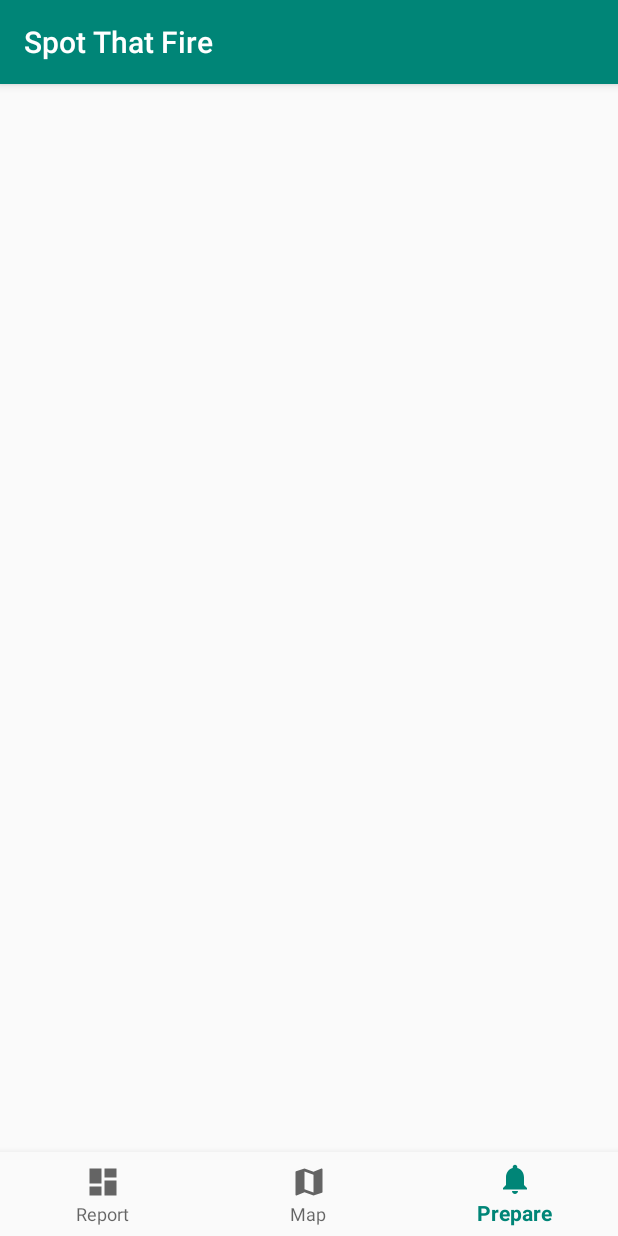
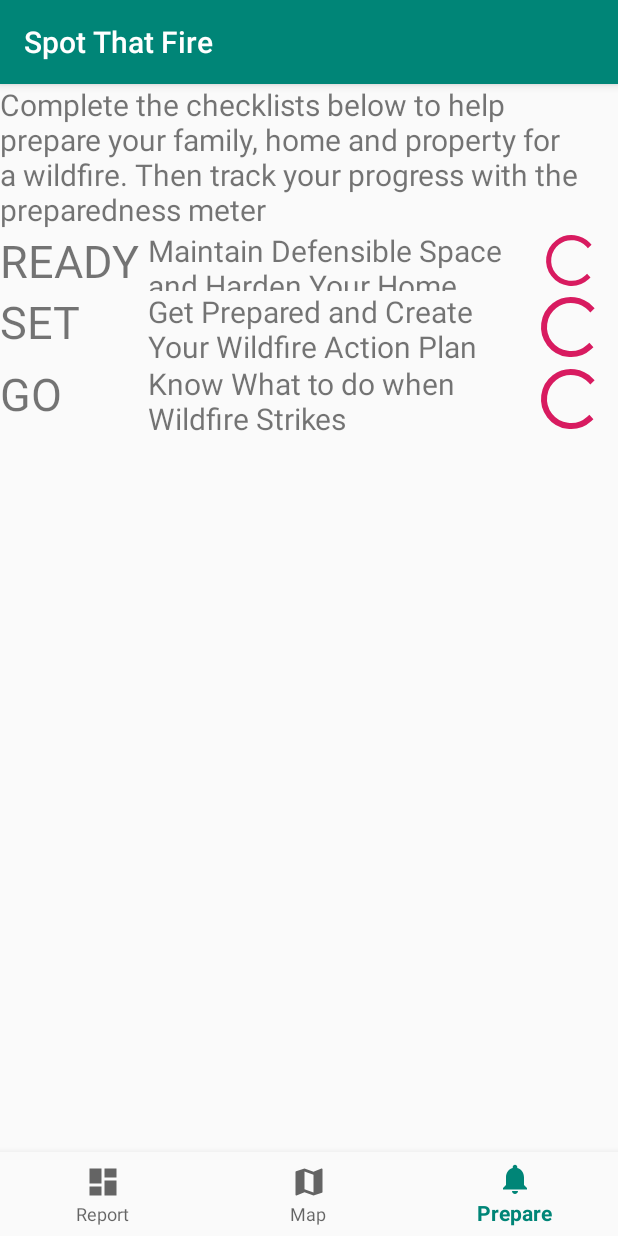
Before and after one commit to Kiarasht/SpotThatFire, an Android app: the screen it shows after launch (MainActivity), item 3 of the bottom bar chosen, on a phone screen of 412 x 824 dp. Run offline under Robolectric (Android 15) with nearby library versions, the phone set to English and light mode, and no system bars; our stand-ins replace navigation-ui.

Commit message:
Base code ready for notificaitons

```diff
--- a/app/build.gradle
+++ b/app/build.gradle
@@ -28,6 +28,7 @@ dependencies {
     implementation 'androidx.navigation:navigation-ui:2.1.0'
     implementation 'androidx.lifecycle:lifecycle-extensions:2.1.0'
     implementation 'com.google.android.gms:play-services-maps:16.1.0'
+    implementation 'androidx.legacy:legacy-support-v4:1.0.0'
     testImplementation 'junit:junit:4.12'
     androidTestImplementation 'androidx.test.ext:junit:1.1.1'
     androidTestImplementation 'androidx.test.espresso:espresso-core:3.2.0'
--- a/app/src/main/java/com/restart/spotthatfire/ui/notifications/PrepareFragment.java
+++ b/app/src/main/java/com/restart/spotthatfire/ui/notifications/PrepareFragment.java
@@ -4,19 +4,49 @@ import android.os.Bundle;
 import android.view.LayoutInflater;
 import android.view.View;
 import android.view.ViewGroup;
-import android.widget.TextView;
 
-import androidx.annotation.Nullable;
 import androidx.annotation.NonNull;
 import androidx.fragment.app.Fragment;
-import androidx.lifecycle.Observer;
-import androidx.lifecycle.ViewModelProviders;
+import androidx.fragment.app.FragmentTransaction;
 
 import com.restart.spotthatfire.R;
+import com.restart.spotthatfire.ui.dashboard.ReportFragment;
+import com.restart.spotthatfire.ui.notifications.go.GoFragment;
+import com.restart.spotthatfire.ui.notifications.ready.ReadyFragment;
+import com.restart.spotthatfire.ui.notifications.set.SetFragment;
 
 public class PrepareFragment extends Fragment {
 
     public View onCreateView(@NonNull LayoutInflater inflater, ViewGroup container, Bundle savedInstanceState) {
-        return inflater.inflate(R.layout.fragment_notifications, container, false);
+        View view = inflater.inflate(R.layout.fragment_notifications, container, false);
+
+        view.findViewById(R.id.readyLayout).setOnClickListener(new View.OnClickListener() {
+            @Override
+            public void onClick(@NonNull View view) {
+                final FragmentTransaction ft = requireActivity().getSupportFragmentManager().beginTransaction();
+
+                switch (view.getId()) {
+                    case R.id.readyLayout:
+                        ft.replace(R.id.nav_host_fragment, new ReadyFragment(), ReportFragment.class.getSimpleName());
+                        ft.commit();
+                        ft.addToBackStack(null);
+                        break;
+
+                    case R.id.setLayout:
+                        ft.replace(R.id.nav_host_fragment, new SetFragment(), ReportFragment.class.getSimpleName());
+                        ft.commit();
+                        ft.addToBackStack(null);
+                        break;
+
+                    case R.id.goLayout:
+                        ft.replace(R.id.nav_host_fragment, new GoFragment(), ReportFragment.class.getSimpleName());
+                        ft.commit();
+                        ft.addToBackStack(null);
+                        break;
+                }
+            }
+        });
+
+        return view;
     }
 }
--- /dev/null
+++ b/app/src/main/java/com/restart/spotthatfire/ui/notifications/go/GoFragment.java
@@ -0,0 +1,17 @@
+package com.restart.spotthatfire.ui.notifications.go;
+
+import android.os.Bundle;
+import android.view.LayoutInflater;
+import android.view.View;
+import android.view.ViewGroup;
+
+import com.restart.spotthatfire.R;
+
+import androidx.fragment.app.Fragment;
+
+public class GoFragment extends Fragment {
+    @Override
+    public View onCreateView(LayoutInflater inflater, ViewGroup container, Bundle savedInstanceState) {
+        return inflater.inflate(R.layout.fragment_ready, container, false);
+    }
+}
--- /dev/null
+++ b/app/src/main/java/com/restart/spotthatfire/ui/notifications/ready/ReadyFragment.java
@@ -0,0 +1,20 @@
+package com.restart.spotthatfire.ui.notifications.ready;
+
+import android.content.Context;
+import android.net.Uri;
+import android.os.Bundle;
+
+import androidx.fragment.app.Fragment;
+
+import android.view.LayoutInflater;
+import android.view.View;
+import android.view.ViewGroup;
+
+import com.restart.spotthatfire.R;
+
+public class ReadyFragment extends Fragment {
+    @Override
+    public View onCreateView(LayoutInflater inflater, ViewGroup container, Bundle savedInstanceState) {
+        return inflater.inflate(R.layout.fragment_ready, container, false);
+    }
+}
--- /dev/null
+++ b/app/src/main/java/com/restart/spotthatfire/ui/notifications/set/SetFragment.java
@@ -0,0 +1,17 @@
+package com.restart.spotthatfire.ui.notifications.set;
+
+import android.os.Bundle;
+import android.view.LayoutInflater;
+import android.view.View;
+import android.view.ViewGroup;
+
+import com.restart.spotthatfire.R;
+
+import androidx.fragment.app.Fragment;
+
+public class SetFragment extends Fragment {
+    @Override
+    public View onCreateView(LayoutInflater inflater, ViewGroup container, Bundle savedInstanceState) {
+        return inflater.inflate(R.layout.fragment_ready, container, false);
+    }
+}
--- a/app/src/main/res/layout/fragment_notifications.xml
+++ b/app/src/main/res/layout/fragment_notifications.xml
@@ -1,19 +1,137 @@
 <?xml version="1.0" encoding="utf-8"?>
 <androidx.constraintlayout.widget.ConstraintLayout xmlns:android="http://schemas.android.com/apk/res/android"
     xmlns:app="http://schemas.android.com/apk/res-auto"
+    xmlns:tools="http://schemas.android.com/tools"
     android:layout_width="match_parent"
-    android:layout_height="match_parent">
+    android:layout_height="match_parent"
+    app:barrierDirection="top">
+
+    <LinearLayout
+        android:id="@+id/goLayout"
+        android:layout_width="match_parent"
+        android:layout_height="wrap_content"
+        android:clickable="true"
+        android:clipChildren="true"
+        android:orientation="horizontal"
+        android:weightSum="100"
+        app:layout_constraintEnd_toEndOf="parent"
+        app:layout_constraintStart_toStartOf="parent"
+        app:layout_constraintTop_toBottomOf="@+id/setLayout">
+
+        <TextView
+            android:id="@+id/goTxt"
+            android:layout_width="0dp"
+            android:layout_height="match_parent"
+            android:layout_weight="24"
+            android:text="GO"
+            android:textSize="30sp" />
+
+        <TextView
+            android:id="@+id/goDesc"
+            android:layout_width="0dp"
+            android:layout_height="match_parent"
+            android:layout_weight="61"
+            android:text="Know What to do when Wildfire Strikes"
+            android:textSize="20sp" />
+
+        <ProgressBar
+            android:id="@+id/goProg"
+            style="?android:attr/progressBarStyle"
+            android:layout_width="0dp"
+            android:layout_height="wrap_content"
+            android:layout_weight="15" />
+    </LinearLayout>
+
+    <LinearLayout
+        android:id="@+id/setLayout"
+        android:layout_width="match_parent"
+        android:layout_height="wrap_content"
+        android:clickable="true"
+        android:clipChildren="true"
+        android:orientation="horizontal"
+        android:weightSum="100"
+        app:layout_constraintEnd_toEndOf="parent"
+        app:layout_constraintStart_toStartOf="parent"
+        app:layout_constraintTop_toBottomOf="@+id/readyLayout">
+
+        <TextView
+            android:id="@+id/setTxt"
+            android:layout_width="0dp"
+            android:layout_height="match_parent"
+            android:layout_weight="24"
+            android:text="SET"
+            android:textSize="30sp" />
+
+        <TextView
+            android:id="@+id/setDesc"
+            android:layout_width="0dp"
+            android:layout_height="match_parent"
+            android:layout_weight="61"
+            android:text="Get Prepared and Create Your Wildfire Action Plan"
+            android:textSize="20sp" />
+
+        <ProgressBar
+            android:id="@+id/setProg"
+            style="?android:attr/progressBarStyle"
+            android:layout_width="0dp"
+            android:layout_height="wrap_content"
+            android:layout_weight="15" />
+    </LinearLayout>
+
+    <LinearLayout
+        android:id="@+id/readyLayout"
+        android:layout_width="match_parent"
+        android:layout_height="wrap_content"
+        android:layout_marginBottom="3dp"
+        android:clickable="true"
+        android:clipChildren="true"
+        android:orientation="horizontal"
+        android:weightSum="100"
+        app:layout_constraintBottom_toBottomOf="parent"
+        app:layout_constraintEnd_toEndOf="parent"
+        app:layout_constraintHorizontal_bias="1.0"
+        app:layout_constraintStart_toStartOf="parent"
+        app:layout_constraintTop_toBottomOf="@+id/textView9"
+        app:layout_constraintVertical_bias="0.0">
+
+
+        <TextView
+            android:id="@+id/readyTxt"
+            android:layout_width="0dp"
+            android:layout_height="wrap_content"
+            android:layout_gravity="left"
+            android:layout_marginStart="0dp"
+            android:layout_marginTop="0dp"
+            android:layout_marginEnd="0dp"
+            android:layout_weight="24"
+            android:text="READY"
+            android:textSize="30sp" />
+
+        <TextView
+            android:id="@+id/readyDesc"
+            android:layout_width="0dp"
+            android:layout_height="match_parent"
+            android:layout_weight="61"
+            android:text="Maintain Defensible Space and Harden Your Home"
+            android:textSize="20sp" />
+
+        <ProgressBar
+            android:id="@+id/readyProg"
+            style="?android:attr/progressBarStyle"
+            android:layout_width="0dp"
+            android:layout_height="match_parent"
+            android:layout_weight="15" />
+
+    </LinearLayout>
 
     <TextView
-        android:id="@+id/text_notifications"
-        android:layout_width="match_parent"
+        android:id="@+id/textView9"
+        android:layout_width="wrap_content"
         android:layout_height="wrap_content"
-        android:layout_marginStart="8dp"
-        android:layout_marginTop="8dp"
-        android:layout_marginEnd="8dp"
-        android:textAlignment="center"
+        android:text="Complete the checklists below to help prepare your family, home and property for a wildfire. Then track your progress with the preparedness meter"
         android:textSize="20sp"
         app:layout_constraintEnd_toEndOf="parent"
         app:layout_constraintStart_toStartOf="parent"
         app:layout_constraintTop_toTopOf="parent" />
+
 </androidx.constraintlayout.widget.ConstraintLayout>
--- /dev/null
+++ b/app/src/main/res/layout/fragment_ready.xml
@@ -0,0 +1,14 @@
+<?xml version="1.0" encoding="utf-8"?>
+<FrameLayout xmlns:android="http://schemas.android.com/apk/res/android"
+    xmlns:tools="http://schemas.android.com/tools"
+    android:layout_width="match_parent"
+    android:layout_height="match_parent"
+    tools:context=".ui.notifications.ready.ReadyFragment">
+
+    <!-- TODO: Update blank fragment layout -->
+    <TextView
+        android:layout_width="match_parent"
+        android:layout_height="match_parent"
+        android:text="@string/hello_blank_fragment" />
+
+</FrameLayout>
--- a/app/src/main/res/values/strings.xml
+++ b/app/src/main/res/values/strings.xml
@@ -4,4 +4,7 @@
     <string name="title_dashboard">Report</string>
     <string name="title_notifications">Prepare</string>
     <string name="title_activity_maps">Map</string>
+
+    <!-- TODO: Remove or change this placeholder text -->
+    <string name="hello_blank_fragment">Hello blank fragment</string>
 </resources>
```
Also changed, not shown: 1781 other files.
